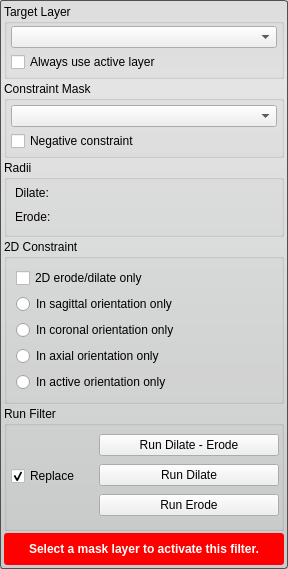
jessdtate/Seg3D, file Interface/ToolInterface/BinaryIterativeDilateErodeFilterInterface.ui: the form before one commit.
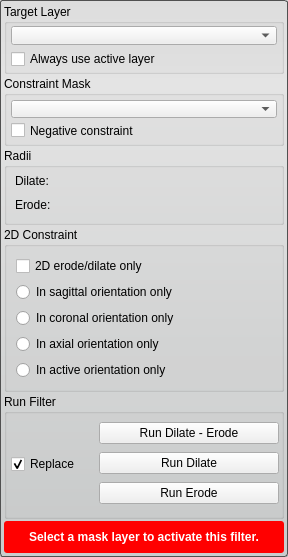
The form after the commit. Custom widgets are drawn as their Qt base class.

Commit message: updates to the Cmake files to remove warnings on Externals updated the SingleTargetTool so that it can handle setting the validity properly for tools and filters that have more than one required combobox. updated all the tool and filter UI's

Diff of the .ui file:
```diff
--- a/Interface/ToolInterface/BinaryIterativeDilateErodeFilterInterface.ui
+++ b/Interface/ToolInterface/BinaryIterativeDilateErodeFilterInterface.ui
@@ -7,7 +7,7 @@
     <x>0</x>
     <y>0</y>
     <width>288</width>
-    <height>564</height>
+    <height>536</height>
    </rect>
   </property>
   <property name="sizePolicy">
@@ -35,6 +35,18 @@
    </property>
    <item>
     <widget class="QGroupBox" name="target_groupbox_">
+     <property name="minimumSize">
+      <size>
+       <width>0</width>
+       <height>70</height>
+      </size>
+     </property>
+     <property name="maximumSize">
+      <size>
+       <width>16777215</width>
+       <height>70</height>
+      </size>
+     </property>
      <property name="title">
       <string>Target Layer</string>
      </property>
@@ -103,6 +115,18 @@
    </item>
    <item>
     <widget class="QGroupBox" name="mask_constraint_groupbox_">
+     <property name="minimumSize">
+      <size>
+       <width>0</width>
+       <height>70</height>
+      </size>
+     </property>
+     <property name="maximumSize">
+      <size>
+       <width>16777215</width>
+       <height>70</height>
+      </size>
+     </property>
      <property name="title">
       <string>Constraint Mask</string>
      </property>
@@ -410,6 +434,12 @@
        <height>32</height>
       </size>
      </property>
+     <property name="maximumSize">
+      <size>
+       <width>16777215</width>
+       <height>32</height>
+      </size>
+     </property>
      <property name="styleSheet">
       <string notr="true">QLabel#message_{
 	color: white;
```
The commit also changes 34 other files.
